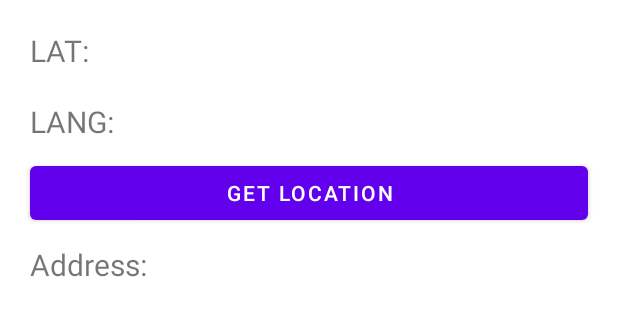
After one commit to CodingWithSaani/BSCSFall2022App, an Android app: the layout activity_geo_location.xml on its own in the app's theme, with its tools: preview values and no code run, on a phone screen of 412 x 824 dp. The commit adds this screen. Shown: the top 316 px of the screen. Run offline under Robolectric (Android 15) with nearby library versions, the phone set to English and light mode, and no system bars.

Commit message:
Lecture 6

```diff
--- /dev/null
+++ b/app/src/main/res/layout/activity_geo_location.xml
@@ -0,0 +1,49 @@
+<?xml version="1.0" encoding="utf-8"?>
+<RelativeLayout
+    xmlns:android="http://schemas.android.com/apk/res/android"
+    xmlns:app="http://schemas.android.com/apk/res-auto"
+    xmlns:tools="http://schemas.android.com/tools"
+    android:layout_width="match_parent"
+    android:layout_height="match_parent"
+    android:padding="10dp"
+    android:id="@+id/geo_working_main_rl"
+    tools:context=".Lec6.GeoLocationActivity">
+
+    <TextView
+        android:layout_width="match_parent"
+        android:layout_height="wrap_content"
+        android:padding="10dp"
+        android:id="@+id/geo_working_lat_tv"
+        android:text="@string/lat_tv"
+        android:textSize="20sp"/>
+
+    <TextView
+        android:layout_width="match_parent"
+        android:layout_height="wrap_content"
+        android:padding="10dp"
+        android:id="@+id/geo_working_lang_tv"
+        android:layout_below="@id/geo_working_lat_tv"
+        android:text="@string/lng_tv"
+        android:textSize="20sp"/>
+
+
+    <Button
+        android:layout_width="match_parent"
+        android:layout_height="wrap_content"
+        android:id="@+id/geo_working_get_loc_btn"
+        android:text="@string/get_location_btn"
+        android:layout_marginStart="10dp"
+        android:layout_marginEnd="10dp"
+        android:layout_below="@id/geo_working_lang_tv"
+        />
+
+
+    <TextView
+        android:layout_width="match_parent"
+        android:layout_height="wrap_content"
+        android:padding="10dp"
+        android:id="@+id/geo_working_address_tv"
+        android:layout_below="@id/geo_working_get_loc_btn"
+        android:text="@string/address_tv"
+        android:textSize="20sp"/>
+</RelativeLayout>
--- a/app/src/main/res/values/strings.xml
+++ b/app/src/main/res/values/strings.xml
@@ -24,6 +24,11 @@
     <string name="enter_the_car_model_here_et">Enter the car model here</string>
     <string name="send_car_information_btn_text">Send Car Information</string>
     <string name="lecture_5_b_btn">Lecture 5 Serialization</string>
+    <string name="lat_tv">LAT:</string>
+    <string name="lng_tv">LANG:</string>
+    <string name="get_location_btn">Get Location</string>
+    <string name="lecture_6_a_btn">Lecture 6 Geo Location</string>
+    <string name="address_tv">Address:</string>
 
 
 </resources>
```
Also changed, not shown: app/build.gradle (+8 -0 lines), app/src/main/AndroidManifest.xml (+10 -0 lines), app/src/main/java/com/tutorials180/bscsfall2022app/Content.txt (+38 -0 lines), app/src/main/java/com/tutorials180/bscsfall2022app/Lec4/SMSWorking/SMSWorkingActivity.kt (+37 -3 lines), app/src/main/java/com/tutorials180/bscsfall2022app/Lec6/GeoLocationActivity.kt (added, +136 -0 lines), app/src/main/java/com/tutorials180/bscsfall2022app/MainActivity.kt (+19 -0 lines), app/src/main/res/layout/activity_main.xml (+8 -0 lines).
